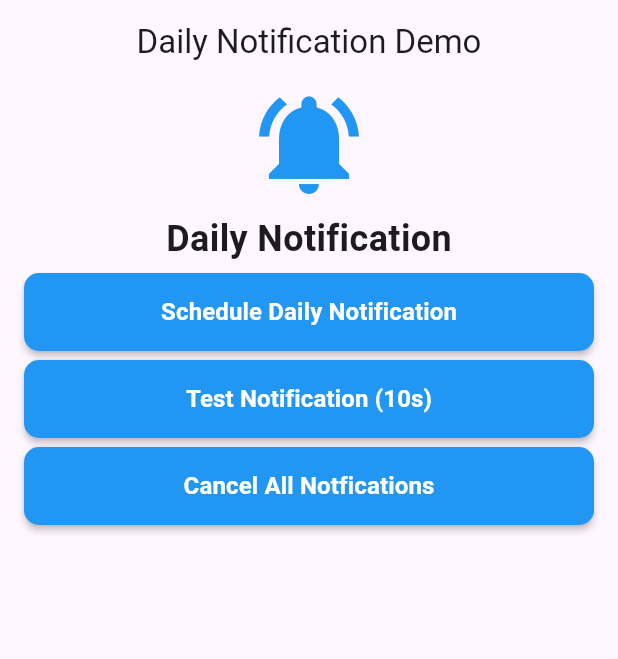
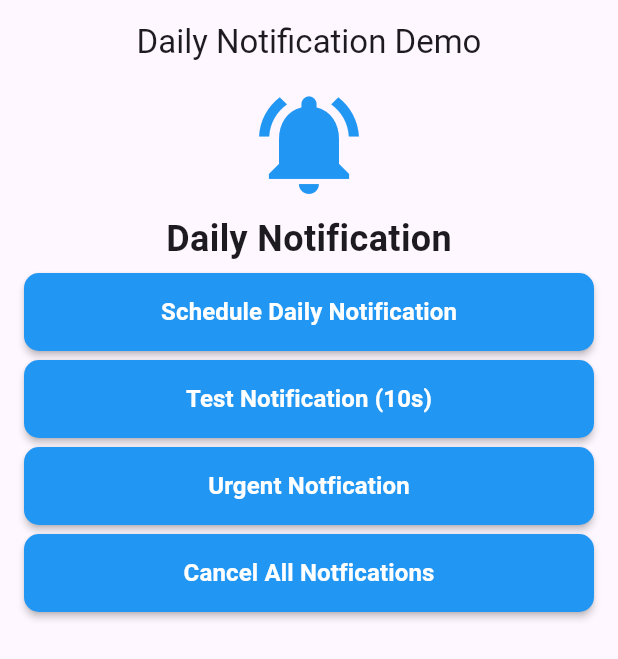
Before and after one commit to Burhan-Hunain/Flutter-Local-Notifcations, a Flutter app: the screen it shows after launch, on a phone screen of 412 x 824 dp. Shown: the top 659 px of the screen. Run offline on Flutter 3.47's test engine with Material 3 defaults, Android fonts, the phone set to English and light mode, and no system bars; our stand-ins replace flutter_local_notifications, timezone.

Commit message:
urgent notfication

```diff
--- a/lib/home_scrreen.dart
+++ b/lib/home_scrreen.dart
@@ -69,6 +69,16 @@ class _HomeScreenState extends State<HomeScreen> {
               },
             ),
 
+            //-- Show notification Urgent button
+            ReusableElvatedButton(
+              text: "Urgent Notfication",
+              onPressed: () async {
+                debugPrint("Urgent Notfication Started");
+                await _notificationService.showNotficationUrgent();
+              },
+            ),
+
+
             //-- cancell all notification button
             ReusableElvatedButton(
               text: "Cancel All Notfications",
```
Also changed, not shown: lib/messaging/service.dart (+24 -0 lines).
